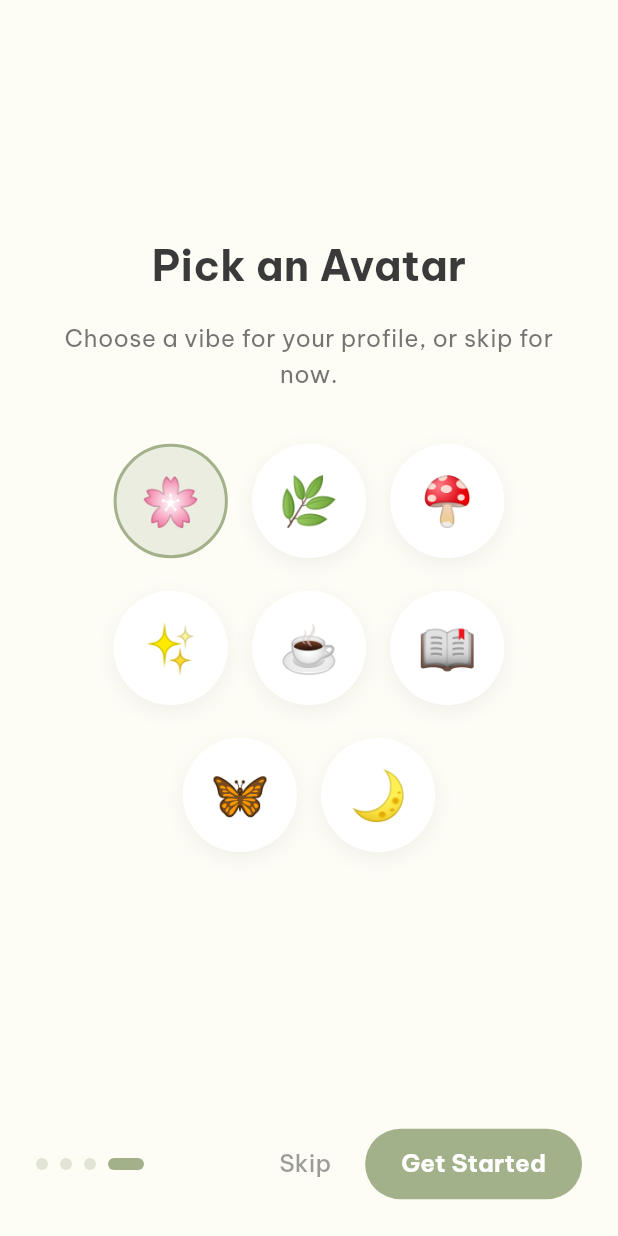
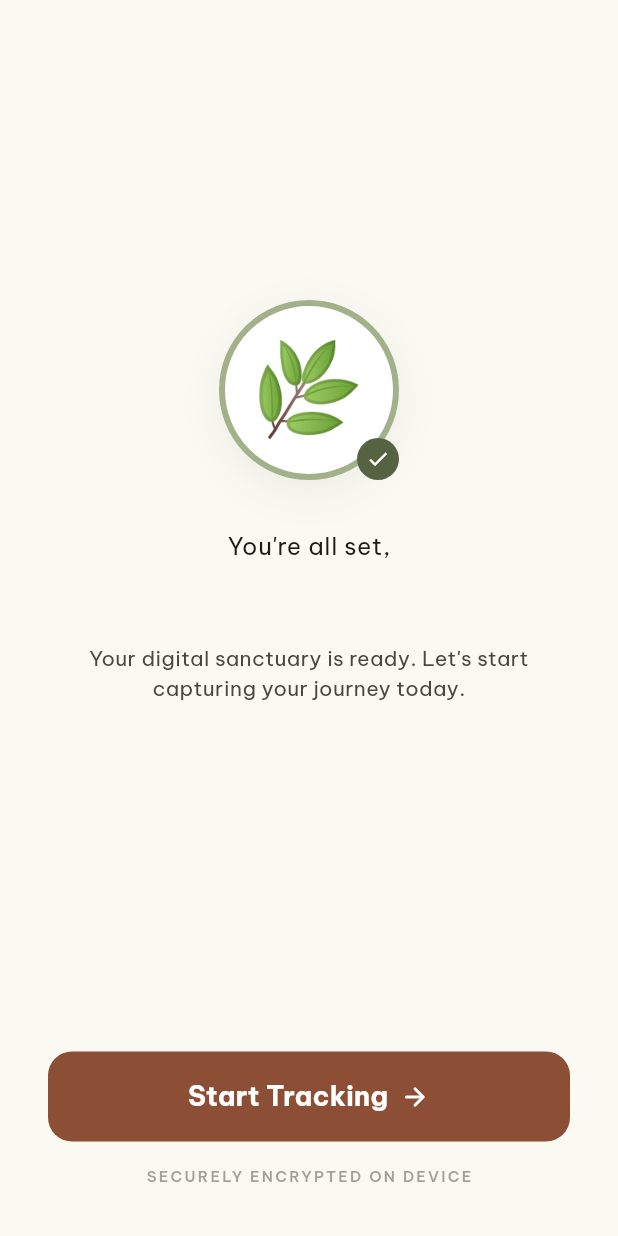
Before and after one commit to pak-pow/PoopTracker, a Flutter app: the screen it shows after launch, swiped to page 4, on a phone screen of 412 x 824 dp. Run offline on Flutter 3.47's test engine with Material 3 defaults, Android fonts, the phone set to English and light mode, and no system bars; our stand-ins replace csv, flutter_local_notifications, flutter_timezone, google_fonts, shared_preferences, table_calendar and 1 more.

Commit message:
feat: refactored the ui for the onboarding screen

```diff
--- a/lib/features/onboarding/onboarding_screen.dart
+++ b/lib/features/onboarding/onboarding_screen.dart
@@ -1,5 +1,6 @@
 import 'package:flutter/material.dart';
 import 'package:shared_preferences/shared_preferences.dart';
+import '../../core/theme/app_theme.dart';
 import '../home/home_screen.dart';
 
 class OnboardingScreen extends StatefulWidget {
@@ -14,45 +15,25 @@ class _OnboardingScreenState extends State<OnboardingScreen> {
   final TextEditingController _nameController = TextEditingController();
   int _currentPage = 0;
 
-  // The new Avatar data
-  final List<String> _avatars = ['🌸', '🌿', '🍄', '✨', '☕', '📖', '🦋', '🌙'];
-  String _selectedAvatar = '🌸'; // Default
+  // Avatar Selection State
+  final List<String> _avatars = ['🌸', '🌿', '🍄', '✨', '🐻', '🐸', '🦊', '☁️'];
+  String _selectedAvatar = '🌿';
 
-  // Now we have 4 screens!
-  final List<Map<String, String>> _onboardingData = [
-    {
-      "title": "Hello, Welcome!✨",
-      "subtitle": "A cozy, private space just for you.",
-      "icon": "favorite",
-    },
-    {
-      "title": "Track with Ease",
-      "subtitle": "Log your daily poop comfortably and quickly.",
-      "icon": "edit_note",
-    },
-    {
-      "title": "Completely Yours",
-      "subtitle": "Everything stays on your phone. What should we call you?",
-      "icon": "lock_outline",
-    },
-    {
-      "title": "Pick an Avatar",
-      "subtitle": "Choose a vibe for your profile, or skip for now.",
-      "icon": "face",
-    },
-  ];
+  // Reminder State
+  bool _remindersEnabled = true;
 
   Future<void> _completeOnboarding() async {
-    // Only check the name on the 3rd page, or if they hit complete on the 4th
     if (_nameController.text.trim().isEmpty) {
-      // Force them back to page 3 if they try to skip without a name
       _pageController.animateToPage(
-        2,
-        duration: const Duration(milliseconds: 300),
-        curve: Curves.easeIn,
+        1,
+        duration: const Duration(milliseconds: 400),
+        curve: Curves.easeInOut,
       );
       ScaffoldMessenger.of(context).showSnackBar(
-        const SnackBar(content: Text("Please enter a nickname first!")),
+        const SnackBar(
+          content: Text("Please let us know your name!"),
+          backgroundColor: AppTheme.secondary,
+        ),
       );
       return;
     }
@@ -60,7 +41,8 @@ class _OnboardingScreenState extends State<OnboardingScreen> {
     final prefs = await SharedPreferences.getInstance();
     await prefs.setBool('isFirstLaunch', false);
     await prefs.setString('nickname', _nameController.text.trim());
-    await prefs.setString('avatar', _selectedAvatar); // Save the chosen avatar!
+    await prefs.setString('avatar', _selectedAvatar);
+    await prefs.setBool('remindersEnabled', _remindersEnabled);
 
     if (!mounted) return;
     Navigator.pushReplacement(
@@ -71,95 +53,104 @@ class _OnboardingScreenState extends State<OnboardingScreen> {
 
   @override
   Widget build(BuildContext context) {
-    const Color bgCream = Color(0xFFFDFCF5);
-    const Color textBrown = Color(0xFF3A3A3A);
-    const Color accentGreen = Color(0xFFA3B18A);
-
     return Scaffold(
-      backgroundColor: bgCream,
+      backgroundColor: AppTheme.background,
       body: SafeArea(
         child: Column(
           children: [
-            Expanded(
-              child: PageView.builder(
-                controller: _pageController,
-                onPageChanged: (value) => setState(() => _currentPage = value),
-                itemCount: _onboardingData.length,
-                itemBuilder: (context, index) => _buildPageContent(
-                  index: index,
-                  title: _onboardingData[index]["title"]!,
-                  subtitle: _onboardingData[index]["subtitle"]!,
-                  iconString: _onboardingData[index]["icon"]!,
-                  textBrown: textBrown,
-                  accentGreen: accentGreen,
+            // --- TOP PROGRESS INDICATOR ---
+            if (_currentPage < 3)
+              Padding(
+                padding: const EdgeInsets.only(top: 24, left: 32, right: 32),
+                child: Row(
+                  children: List.generate(3, (index) {
+                    // Changed to 3 dots for the 3 setup steps
+                    bool isActive = index == _currentPage;
+                    return Expanded(
+                      child: AnimatedContainer(
+                        duration: const Duration(milliseconds: 300),
+                        height: 4,
+                        margin: EdgeInsets.only(right: index == 2 ? 0 : 8),
+                        decoration: BoxDecoration(
+                          color: isActive
+                              ? AppTheme.primary
+                              : AppTheme.primary.withOpacity(0.15),
+                          borderRadius: BorderRadius.circular(2),
                         ),
                       ),
-            ),
-            Padding(
-              padding: const EdgeInsets.all(24.0),
-              child: Row(
-                mainAxisAlignment: MainAxisAlignment.spaceBetween,
-                children: [
-                  // Dot Indicators
-                  Row(
-                    children: List.generate(
-                      _onboardingData.length,
-                      (index) =>
-                          _buildDot(index: index, activeColor: accentGreen),
+                    );
+                  }),
                 ),
               ),
 
-                  // The Skip/Next/Finish Buttons
-                  Row(
+            // --- PAGE CONTENT ---
+            Expanded(
+              child: PageView(
+                controller: _pageController,
+                onPageChanged: (val) => setState(() => _currentPage = val),
                 children: [
-                      // Show "Skip" only on the Avatar page (Page 4)
-                      if (_currentPage == 3)
-                        TextButton(
-                          onPressed:
-                              _completeOnboarding, // Skips and saves default
-                          child: Text(
-                            "Skip",
-                            style: TextStyle(
-                              color: textBrown.withOpacity(0.5),
-                              fontSize: 16,
-                            ),
+                  _buildWelcomePage(),
+                  _buildProfilePage(),
+                  _buildReminderPage(),
+                  _buildCompletePage(),
+                ],
               ),
             ),
 
-                      const SizedBox(width: 8),
-
-                      ElevatedButton(
+            // --- FOOTER ACTION BUTTON ---
+            Padding(
+              padding: const EdgeInsets.symmetric(horizontal: 32, vertical: 32),
+              child: Column(
+                children: [
+                  SizedBox(
+                    width: double.infinity,
+                    height: 60,
+                    child: ElevatedButton(
                       onPressed: () {
                         if (_currentPage == 3) {
                           _completeOnboarding();
                         } else {
                           _pageController.nextPage(
-                              duration: const Duration(milliseconds: 300),
-                              curve: Curves.easeIn,
+                            duration: const Duration(milliseconds: 400),
+                            curve: Curves.easeInOut,
                           );
                         }
                       },
                       style: ElevatedButton.styleFrom(
-                          backgroundColor: accentGreen,
-                          foregroundColor: Colors.white,
-                          elevation: 0,
+                        backgroundColor: AppTheme.secondary,
                         shape: RoundedRectangleBorder(
-                            borderRadius: BorderRadius.circular(24),
-                          ),
-                          padding: const EdgeInsets.symmetric(
-                            horizontal: 24,
-                            vertical: 12,
+                          borderRadius: BorderRadius.circular(16),
                         ),
                       ),
-                        child: Text(
-                          _currentPage == 3 ? "Get Started" : "Next",
+                      child: Row(
+                        mainAxisAlignment: MainAxisAlignment.center,
+                        children: [
+                          Text(
+                            _currentPage == 0
+                                ? "Get Started"
+                                : (_currentPage == 3
+                                      ? "Start Tracking"
+                                      : "Continue"),
                             style: const TextStyle(
                               fontWeight: FontWeight.bold,
-                            fontSize: 16,
+                              fontSize: 18,
+                            ),
+                          ),
+                          const SizedBox(width: 8),
+                          const Icon(Icons.arrow_forward_rounded, size: 20),
+                        ],
                       ),
                     ),
                   ),
-                    ],
+                  const SizedBox(height: 16),
+                  Text(
+                    _currentPage == 0
+                        ? "100% PRIVACY FOCUSED"
+                        : "SECURELY ENCRYPTED ON DEVICE",
+                    style: Theme.of(context).textTheme.labelSmall?.copyWith(
+                      fontSize: 10,
+                      color: AppTheme.textVariant.withOpacity(0.5),
+                    ),
                   ),
                 ],
               ),
@@ -170,94 +161,92 @@ class _OnboardingScreenState extends State<OnboardingScreen> {
     );
   }
 
-  Widget _buildPageContent({
-    required int index,
-    required String title,
-    required String subtitle,
-    required String iconString,
-    required Color textBrown,
-    required Color accentGreen,
-  }) {
-    IconData iconData = Icons.favorite;
-    if (iconString == "edit_note") iconData = Icons.edit_note;
-    if (iconString == "lock_outline") iconData = Icons.lock_outline;
-    if (iconString == "face") iconData = Icons.face;
+  // --- INDIVIDUAL PAGES ---
 
+  Widget _buildWelcomePage() {
     return Padding(
       padding: const EdgeInsets.all(40.0),
       child: Column(
         mainAxisAlignment: MainAxisAlignment.center,
         children: [
-          // Don't show the big icon on the avatar selection screen
-          if (index != 3)
-            Icon(iconData, size: 100, color: accentGreen.withOpacity(0.8)),
-          if (index != 3) const SizedBox(height: 40),
+          Container(
+            width: 140,
+            height: 140,
+            decoration: BoxDecoration(
+              color: AppTheme.surfaceLowest,
+              borderRadius: BorderRadius.circular(40),
+              boxShadow: AppTheme.sunlightShadow,
+            ),
+            padding: const EdgeInsets.all(20),
+            child: Image.asset('assets/logo_capybara.png'),
+          ),
+          const SizedBox(height: 48),
+          Text(
+            "Organic Journal",
+            style: Theme.of(
+              context,
+            ).textTheme.displayMedium?.copyWith(fontSize: 32),
+          ),
+          const SizedBox(height: 12),
+          Text(
+            "Your private gut health sanctuary",
+            textAlign: TextAlign.center,
+            style: Theme.of(
+              context,
+            ).textTheme.bodyLarge?.copyWith(color: AppTheme.textVariant),
+          ),
+        ],
+      ),
+    );
+  }
 
-          Text(
-            title,
-            textAlign: TextAlign.center,
-            style: TextStyle(
+  Widget _buildProfilePage() {
+    return SingleChildScrollView(
+      padding: const EdgeInsets.all(40.0),
+      child: Column(
+        crossAxisAlignment: CrossAxisAlignment.start,
+        children: [
+          Padding(
+            padding: const EdgeInsets.only(top: 48.0), // Increased from 40
+            child: Text(
+              "Let's make it personal.",
+              style: Theme.of(context).textTheme.displayMedium?.copyWith(
                 fontSize: 28,
-              fontWeight: FontWeight.bold,
-              color: textBrown,
-            ),
-          ),
-          const SizedBox(height: 16),
-          Text(
-            subtitle,
-            textAlign: TextAlign.center,
-            style: TextStyle(
-              fontSize: 16,
-              color: textBrown.withOpacity(0.7),
-              height: 1.5,
-            ),
-          ),
-
-          // Page 3: The Nickname Field
-          if (index == 2) ...[
-            const SizedBox(height: 32),
-            TextField(
-              controller: _nameController,
-              textAlign: TextAlign.center,
-              style: TextStyle(
-                fontSize: 18,
-                fontWeight: FontWeight.w600,
-                color: textBrown,
-              ),
-              cursorColor: accentGreen,
-              decoration: InputDecoration(
-                hintText: "e.g. Vince, Bub, etc...",
-                hintStyle: TextStyle(
-                  color: textBrown.withOpacity(0.4),
-                  fontWeight: FontWeight.normal,
-                  fontSize: 16,
-                ),
-                filled: true,
-                fillColor: Colors.white,
-                contentPadding: const EdgeInsets.symmetric(
-                  vertical: 18,
-                  horizontal: 24,
-                ),
-                enabledBorder: OutlineInputBorder(
-                  borderRadius: BorderRadius.circular(24),
-                  borderSide: BorderSide(
-                    color: accentGreen.withOpacity(0.3),
-                    width: 1.5,
-                  ),
-                ),
-                focusedBorder: OutlineInputBorder(
-                  borderRadius: BorderRadius.circular(24),
-                  borderSide: BorderSide(color: accentGreen, width: 2),
+                color: AppTheme.primary,
               ),
             ),
           ),
-          ],
-
-          // Page 4: The Avatar Grid
-          if (index == 3) ...[
-            const SizedBox(height: 32),
+          const SizedBox(height: 12),
+          Text(
+            "Choose a name and a friendly avatar for your private journal.",
+            style: Theme.of(context).textTheme.bodyMedium,
+          ),
+          const SizedBox(height: 40),
+          Text(
+            "WHAT SHOULD WE CALL YOU?",
+            style: Theme.of(context).textTheme.labelSmall,
+          ),
+          const SizedBox(height: 12),
+          TextField(
+            controller: _nameController,
+            style: const TextStyle(fontSize: 18, fontWeight: FontWeight.bold),
+            decoration: InputDecoration(
+              hintText: "Your nickname...",
+              filled: true,
+              fillColor: AppTheme.surfaceLow,
+              border: OutlineInputBorder(
+                borderRadius: BorderRadius.circular(16),
+                borderSide: BorderSide.none,
+              ),
+            ),
+          ),
+          const SizedBox(height: 40),
+          Text(
+            "CHOOSE YOUR AVATAR",
+            style: Theme.of(context).textTheme.labelSmall,
+          ),
+          const SizedBox(height: 16),
           Wrap(
-              alignment: WrapAlignment.center,
             spacing: 16,
             runSpacing: 16,
             children: _avatars.map((emoji) {
@@ -266,50 +255,160 @@ class _OnboardingScreenState extends State<OnboardingScreen> {
                 onTap: () => setState(() => _selectedAvatar = emoji),
                 child: AnimatedContainer(
                   duration: const Duration(milliseconds: 200),
-                    padding: const EdgeInsets.all(16),
+                  width: 60,
+                  height: 60,
                   decoration: BoxDecoration(
+                    color: AppTheme.surfaceLowest,
+                    borderRadius: BorderRadius.circular(16),
+                    border: Border.all(
                       color: isSelected
-                          ? accentGreen.withOpacity(0.2)
-                          : Colors.white,
-                      border: Border.all(
-                        color: isSelected ? accentGreen : Colors.transparent,
+                          ? AppTheme.primaryContainer
+                          : Colors.transparent,
                       width: 2,
                     ),
-                      shape: BoxShape.circle,
-                      boxShadow: [
-                        if (!isSelected)
-                          BoxShadow(
-                            color: Colors.black.withOpacity(0.05),
-                            blurRadius: 10,
-                            offset: const Offset(0, 4),
+                    boxShadow: AppTheme.sunlightShadow,
                   ),
-                      ],
-                    ),
-                    child: Text(emoji, style: const TextStyle(fontSize: 32)),
+                  alignment: Alignment.center,
+                  child: Text(emoji, style: const TextStyle(fontSize: 28)),
                 ),
               );
             }).toList(),
           ),
         ],
+      ),
+    );
+  }
+
+  Widget _buildReminderPage() {
+    return Padding(
+      padding: const EdgeInsets.all(40.0),
+      child: Column(
+        crossAxisAlignment: CrossAxisAlignment.start,
+        children: [
+          Text(
+            "Cultivate a Daily Ritual",
+            style: Theme.of(
+              context,
+            ).textTheme.displayMedium?.copyWith(fontSize: 28),
+          ),
+          const SizedBox(height: 12),
+          Text(
+            "Consistency is the key to understanding your inner health journey.",
+            style: Theme.of(context).textTheme.bodyMedium,
+          ),
+          const SizedBox(height: 48),
+          Container(
+            padding: const EdgeInsets.all(24),
+            decoration: BoxDecoration(
+              color: AppTheme.surfaceLow,
+              borderRadius: BorderRadius.circular(24),
+            ),
+            child: Row(
+              mainAxisAlignment: MainAxisAlignment.spaceBetween,
+              children: [
+                const Column(
+                  crossAxisAlignment: CrossAxisAlignment.start,
+                  children: [
+                    Text(
+                      "Set a daily reminder?",
+                      style: TextStyle(
+                        fontWeight: FontWeight.bold,
+                        fontSize: 16,
+                      ),
+                    ),
+                    Text(
+                      "Gently nudge your routine",
+                      style: TextStyle(
+                        fontSize: 12,
+                        color: AppTheme.textVariant,
+                      ),
+                    ),
+                  ],
+                ),
+                Switch(
+                  value: _remindersEnabled,
+                  activeColor: AppTheme.primary,
+                  onChanged: (val) => setState(() => _remindersEnabled = val),
+                ),
+              ],
+            ),
+          ),
+          const Spacer(),
+          Center(
+            child: Column(
+              children: [
+                const Icon(
+                  Icons.notifications_active_outlined,
+                  size: 48,
+                  color: AppTheme.primaryContainer,
+                ),
+                const SizedBox(height: 16),
+                Text(
+                  "Defaulting to 8:30 PM",
+                  style: Theme.of(context).textTheme.labelSmall,
+                ),
+              ],
+            ),
+          ),
+          const Spacer(),
         ],
       ),
     );
   }
 
-  AnimatedContainer _buildDot({
-    required int index,
-    required Color activeColor,
-  }) {
-    return AnimatedContainer(
-      duration: const Duration(milliseconds: 200),
-      margin: const EdgeInsets.only(right: 8),
-      height: 8,
-      width: _currentPage == index ? 24 : 8,
+  Widget _buildCompletePage() {
+    return Padding(
+      padding: const EdgeInsets.all(40.0),
+      child: Column(
+        mainAxisAlignment: MainAxisAlignment.center,
+        children: [
+          Stack(
+            alignment: Alignment.bottomRight,
+            children: [
+              Container(
+                width: 120,
+                height: 120,
                 decoration: BoxDecoration(
-        color: _currentPage == index
-            ? activeColor
-            : activeColor.withOpacity(0.3),
-        borderRadius: BorderRadius.circular(4),
+                  color: AppTheme.surfaceLowest,
+                  shape: BoxShape.circle,
+                  boxShadow: AppTheme.sunlightShadow,
+                  border: Border.all(
+                    color: AppTheme.primaryContainer,
+                    width: 4,
+                  ),
+                ),
+                alignment: Alignment.center,
+                child: Text(
+                  _selectedAvatar,
+                  style: const TextStyle(fontSize: 60),
+                ),
+              ),
+              Container(
+                padding: const EdgeInsets.all(6),
+                decoration: const BoxDecoration(
+                  color: AppTheme.primary,
+                  shape: BoxShape.circle,
+                ),
+                child: const Icon(Icons.check, color: Colors.white, size: 16),
+              ),
+            ],
+          ),
+          const SizedBox(height: 32),
+          Text("You're all set,", style: Theme.of(context).textTheme.bodyLarge),
+          Text(
+            _nameController.text,
+            style: Theme.of(context).textTheme.displayMedium?.copyWith(
+              color: AppTheme.primary,
+              fontSize: 32,
+            ),
+          ),
+          const SizedBox(height: 16),
+          Text(
+            "Your digital sanctuary is ready. Let's start capturing your journey today.",
+            textAlign: TextAlign.center,
+            style: Theme.of(context).textTheme.bodyMedium,
+          ),
+        ],
       ),
     );
   }
```
Lines whose indentation alone changed are shown as unchanged.
